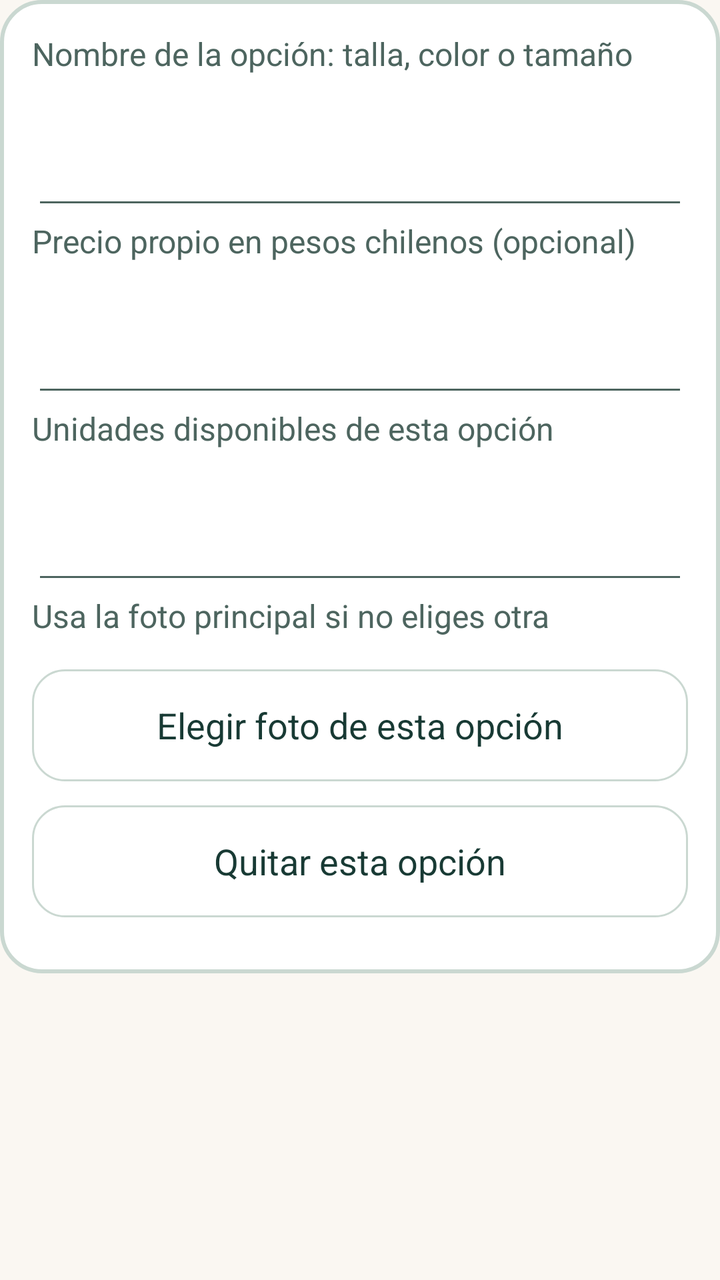
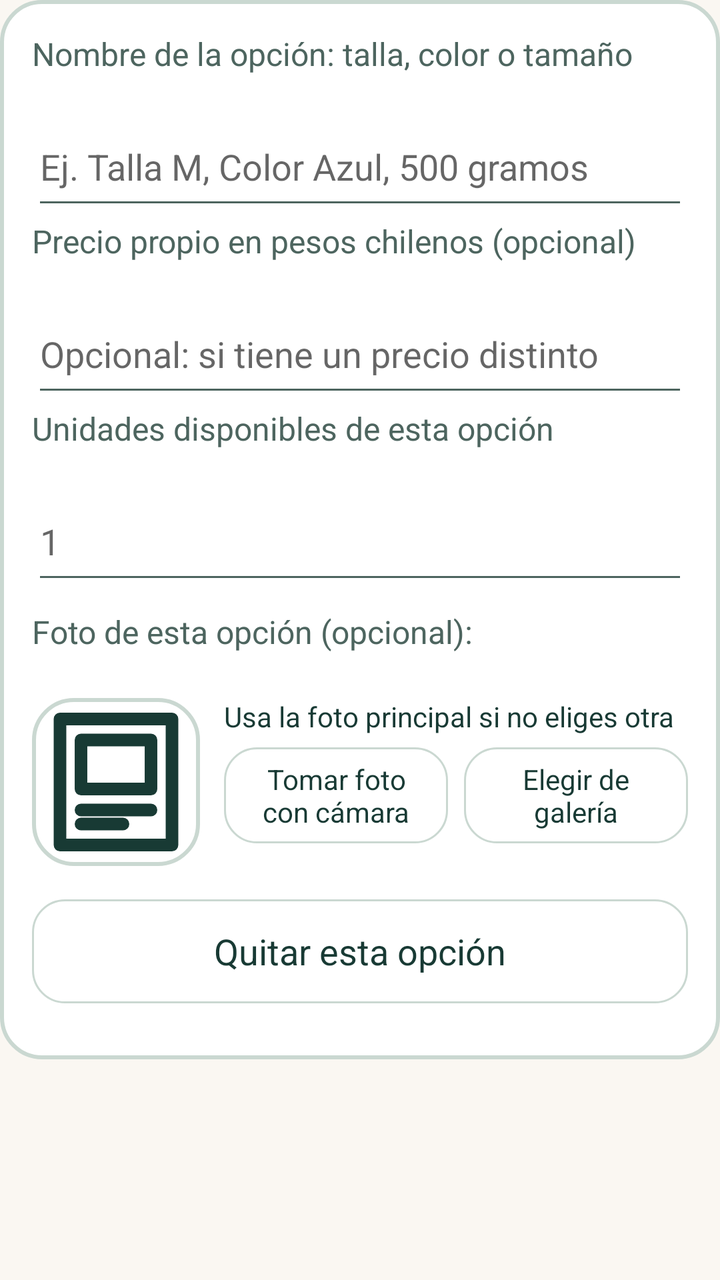

Two renders of the same Android screen: before a commit and after it. Below are the layout's source before the change and the commit's diff.
<!-- AndroidManifest.xml: application theme Theme.ConectaSur -->
<!-- res/layout/item_variant_editor.xml -->
<?xml version="1.0" encoding="utf-8"?>
<FrameLayout xmlns:android="http://schemas.android.com/apk/res/android" android:layout_width="match_parent" android:layout_height="wrap_content"><LinearLayout android:layout_width="match_parent" android:layout_height="wrap_content" android:orientation="vertical" android:background="@drawable/card_surface" android:padding="16dp" android:layout_marginBottom="12dp"><TextView style="@style/ConectaSur.Label" android:layout_width="match_parent" android:layout_height="wrap_content" android:text="@string/e5_item_variant_editor_1" android:labelFor="@id/pv_label" /><EditText android:id="@+id/pv_label" android:layout_width="match_parent" android:layout_height="wrap_content" android:minHeight="56dp" android:textSize="18sp" android:inputType="textCapSentences" android:maxLength="1000" android:saveEnabled="false" android:importantForAutofill="no" /><TextView style="@style/ConectaSur.Label" android:layout_width="match_parent" android:layout_height="wrap_content" android:text="@string/e5_item_variant_editor_2" android:labelFor="@id/pv_price" /><EditText android:id="@+id/pv_price" android:layout_width="match_parent" android:layout_height="wrap_content" android:minHeight="56dp" android:textSize="18sp" android:inputType="number" android:maxLength="1000" android:saveEnabled="false" android:importantForAutofill="no" /><TextView android:id="@+id/pv_quantity_label" style="@style/ConectaSur.Label" android:layout_width="match_parent" android:layout_height="wrap_content" android:text="@string/e5_item_variant_editor_3" android:labelFor="@id/pv_quantity" /><EditText android:id="@+id/pv_quantity" android:layout_width="match_parent" android:layout_height="wrap_content" android:minHeight="56dp" android:textSize="18sp" android:inputType="number" android:maxLength="1000" android:saveEnabled="false" android:importantForAutofill="no" /><TextView android:id="@+id/pv_photo_status" style="@style/ConectaSur.Label" android:layout_width="match_parent" android:layout_height="wrap_content" android:text="@string/e5_item_variant_editor_4" /><Button android:id="@+id/pv_photo" style="@style/ConectaSur.Button" android:layout_width="match_parent" android:layout_height="wrap_content" android:text="@string/e5_item_variant_editor_5" /><Button android:id="@+id/pv_remove" style="@style/ConectaSur.Button" android:layout_width="match_parent" android:layout_height="wrap_content" android:text="@string/e5_item_variant_editor_6" /></LinearLayout></FrameLayout>
<!-- resources referenced by this layout -->
<resources>
  <!-- drawable card_surface (drawable) -->
  <?xml version='1.0' encoding='utf-8'?>
  <shape xmlns:android="http://schemas.android.com/apk/res/android">
      <solid android:color="?attr/appSurface" />
      <stroke android:width="2dp" android:color="?attr/appBorder" />
      <corners android:radius="20dp" />
  </shape>
  <string name="e5_item_variant_editor_1">Nombre de la opción: talla, color o tamaño</string>
  <string name="e5_item_variant_editor_2">Precio propio en pesos chilenos (opcional)</string>
  <string name="e5_item_variant_editor_3">Unidades disponibles de esta opción</string>
  <string name="e5_item_variant_editor_4">Usa la foto principal si no eliges otra</string>
  <string name="e5_item_variant_editor_5">Elegir foto de esta opción</string>
  <string name="e5_item_variant_editor_6">Quitar esta opción</string>
  <style name="ConectaSur.Button" parent="android:Widget.Button">
          <item name="android:background">@drawable/button_outline</item>
          <item name="android:textColor">?attr/appInk</item>
          <item name="android:textSize">18sp</item>
          <item name="android:textAllCaps">false</item>
          <item name="android:minHeight">56dp</item>
          <item name="android:paddingStart">16dp</item>
          <item name="android:paddingEnd">16dp</item>
          <item name="android:paddingTop">12dp</item>
          <item name="android:paddingBottom">12dp</item>
          <item name="android:layout_marginBottom">12dp</item>
          <item name="android:drawablePadding">12dp</item>
          <item name="android:stateListAnimator">@null</item>
      </style>
  <style name="ConectaSur.Label" parent="ConectaSur.Body">
          <item name="android:textSize">16sp</item>
          <item name="android:textColor">?attr/appMuted</item>
      </style>
  <style name="Theme.ConectaSur" parent="android:style/Theme.Material.Light.NoActionBar">
          <item name="android:fontFamily">sans-serif</item>
          <item name="android:windowLightStatusBar">true</item>
          <item name="android:colorAccent">@color/conectasur_forest</item>
          <item name="android:windowBackground">@color/conectasur_cream</item>
          <item name="android:colorBackground">@color/conectasur_cream</item>
          <item name="android:textColorPrimary">@color/conectasur_ink</item>
          <item name="android:textColorSecondary">#4D655F</item>
          <item name="appInk">@color/conectasur_ink</item>
          <item name="appMuted">#4D655F</item>
          <item name="appSurface">#FFFFFF</item>
          <item name="appPrimary">@color/conectasur_forest</item>
          <item name="appBorder">#CAD8D1</item>
      </style>
  <style name="ConectaSur.Body" parent="android:Widget.TextView">
          <item name="android:textSize">18sp</item>
          <item name="android:textColor">?attr/appInk</item>
          <item name="android:layout_marginBottom">16dp</item>
      </style>
  <color name="conectasur_forest">#1A7B6E</color>
  <color name="conectasur_cream">#FAF7F2</color>
  <color name="conectasur_ink">#183A34</color>
  <!-- unchanged entries left out for length: 1 -->
</resources>

<!-- the commit's change to res/layout/item_variant_editor.xml (unified diff, before → after) -->
@@ -1,2 +1,156 @@
 <?xml version="1.0" encoding="utf-8"?>
-<FrameLayout xmlns:android="http://schemas.android.com/apk/res/android" android:layout_width="match_parent" android:layout_height="wrap_content"><LinearLayout android:layout_width="match_parent" android:layout_height="wrap_content" android:orientation="vertical" android:background="@drawable/card_surface" android:padding="16dp" android:layout_marginBottom="12dp"><TextView style="@style/ConectaSur.Label" android:layout_width="match_parent" android:layout_height="wrap_content" android:text="@string/e5_item_variant_editor_1" android:labelFor="@id/pv_label" /><EditText android:id="@+id/pv_label" android:layout_width="match_parent" android:layout_height="wrap_content" android:minHeight="56dp" android:textSize="18sp" android:inputType="textCapSentences" android:maxLength="1000" android:saveEnabled="false" android:importantForAutofill="no" /><TextView style="@style/ConectaSur.Label" android:layout_width="match_parent" android:layout_height="wrap_content" android:text="@string/e5_item_variant_editor_2" android:labelFor="@id/pv_price" /><EditText android:id="@+id/pv_price" android:layout_width="match_parent" android:layout_height="wrap_content" android:minHeight="56dp" android:textSize="18sp" android:inputType="number" android:maxLength="1000" android:saveEnabled="false" android:importantForAutofill="no" /><TextView android:id="@+id/pv_quantity_label" style="@style/ConectaSur.Label" android:layout_width="match_parent" android:layout_height="wrap_content" android:text="@string/e5_item_variant_editor_3" android:labelFor="@id/pv_quantity" /><EditText android:id="@+id/pv_quantity" android:layout_width="match_parent" android:layout_height="wrap_content" android:minHeight="56dp" android:textSize="18sp" android:inputType="number" android:maxLength="1000" android:saveEnabled="false" android:importantForAutofill="no" /><TextView android:id="@+id/pv_photo_status" style="@style/ConectaSur.Label" android:layout_width="match_parent" android:layout_height="wrap_content" android:text="@string/e5_item_variant_editor_4" /><Button android:id="@+id/pv_photo" style="@style/ConectaSur.Button" android:layout_width="match_parent" android:layout_height="wrap_content" android:text="@string/e5_item_variant_editor_5" /><Button android:id="@+id/pv_remove" style="@style/ConectaSur.Button" android:layout_width="match_parent" android:layout_height="wrap_content" android:text="@string/e5_item_variant_editor_6" /></LinearLayout></FrameLayout>
+<FrameLayout xmlns:android="http://schemas.android.com/apk/res/android"
+    android:layout_width="match_parent"
+    android:layout_height="wrap_content">
+
+    <LinearLayout
+        android:layout_width="match_parent"
+        android:layout_height="wrap_content"
+        android:layout_marginBottom="16dp"
+        android:background="@drawable/card_surface"
+        android:orientation="vertical"
+        android:padding="16dp">
+
+        <TextView
+            style="@style/ConectaSur.Label"
+            android:layout_width="match_parent"
+            android:layout_height="wrap_content"
+            android:labelFor="@id/pv_label"
+            android:text="@string/e5_item_variant_editor_1" />
+
+        <EditText
+            android:id="@+id/pv_label"
+            android:layout_width="match_parent"
+            android:layout_height="wrap_content"
+            android:hint="Ej. Talla M, Color Azul, 500 gramos"
+            android:importantForAutofill="no"
+            android:inputType="textCapSentences"
+            android:maxLength="1000"
+            android:minHeight="56dp"
+            android:saveEnabled="false"
+            android:textSize="18sp" />
+
+        <TextView
+            style="@style/ConectaSur.Label"
+            android:layout_width="match_parent"
+            android:layout_height="wrap_content"
+            android:labelFor="@id/pv_price"
+            android:text="@string/e5_item_variant_editor_2" />
+
+        <EditText
+            android:id="@+id/pv_price"
+            android:layout_width="match_parent"
+            android:layout_height="wrap_content"
+            android:hint="Opcional: si tiene un precio distinto"
+            android:importantForAutofill="no"
+            android:inputType="number"
+            android:maxLength="1000"
+            android:minHeight="56dp"
+            android:saveEnabled="false"
+            android:textSize="18sp" />
+
+        <TextView
+            android:id="@+id/pv_quantity_label"
+            style="@style/ConectaSur.Label"
+            android:layout_width="match_parent"
+            android:layout_height="wrap_content"
+            android:labelFor="@id/pv_quantity"
+            android:text="@string/e5_item_variant_editor_3" />
+
+        <EditText
+            android:id="@+id/pv_quantity"
+            android:layout_width="match_parent"
+            android:layout_height="wrap_content"
+            android:hint="1"
+            android:importantForAutofill="no"
+            android:inputType="number"
+            android:maxLength="1000"
+            android:minHeight="56dp"
+            android:saveEnabled="false"
+            android:textSize="18sp" />
+
+        
+        <TextView
+            style="@style/ConectaSur.Label"
+            android:layout_width="match_parent"
+            android:layout_height="wrap_content"
+            android:layout_marginTop="8dp"
+            android:text="Foto de esta opción (opcional):" />
+
+        <LinearLayout
+            android:layout_width="match_parent"
+            android:layout_height="wrap_content"
+            android:layout_marginTop="6dp"
+            android:layout_marginBottom="8dp"
+            android:gravity="center_vertical"
+            android:orientation="horizontal">
+
+            <ImageView
+                android:id="@+id/pv_photo_preview"
+                android:layout_width="84dp"
+                android:layout_height="84dp"
+                android:layout_marginEnd="12dp"
+                android:background="@drawable/card_surface"
+                android:contentDescription="Foto miniatura de la opción"
+                android:scaleType="centerCrop"
+                android:src="@drawable/ic_products" />
+
+            <LinearLayout
+                android:layout_width="0dp"
+                android:layout_height="wrap_content"
+                android:layout_weight="1"
+                android:orientation="vertical">
+
+                <TextView
+                    android:id="@+id/pv_photo_status"
+                    style="@style/ConectaSur.Body"
+                    android:layout_width="match_parent"
+                    android:layout_height="wrap_content"
+                    android:layout_marginBottom="6dp"
+                    android:text="@string/e5_item_variant_editor_4"
+                    android:textSize="14sp" />
+
+                <LinearLayout
+                    android:layout_width="match_parent"
+                    android:layout_height="wrap_content"
+                    android:orientation="horizontal">
+
+                    <Button
+                        android:id="@+id/pv_photo_camera"
+                        style="@style/ConectaSur.Button"
+                        android:layout_width="0dp"
+                        android:layout_height="wrap_content"
+                        android:layout_marginEnd="4dp"
+                        android:layout_weight="1"
+                        android:minHeight="48dp"
+                        android:paddingTop="6dp"
+                        android:paddingBottom="6dp"
+                        android:text="@string/e5_item_variant_editor_camera"
+                        android:textSize="14sp" />
+
+                    <Button
+                        android:id="@+id/pv_photo_gallery"
+                        style="@style/ConectaSur.Button"
+                        android:layout_width="0dp"
+                        android:layout_height="wrap_content"
+                        android:layout_marginStart="4dp"
+                        android:layout_weight="1"
+                        android:minHeight="48dp"
+                        android:paddingTop="6dp"
+                        android:paddingBottom="6dp"
+                        android:text="@string/e5_item_variant_editor_gallery"
+                        android:textSize="14sp" />
+                </LinearLayout>
+            </LinearLayout>
+        </LinearLayout>
+
+        <Button
+            android:id="@+id/pv_remove"
+            style="@style/ConectaSur.Button"
+            android:layout_width="match_parent"
+            android:layout_height="wrap_content"
+            android:layout_marginTop="8dp"
+            android:minHeight="52dp"
+            android:text="@string/e5_item_variant_editor_6" />
+    </LinearLayout>
+</FrameLayout>
<!-- resource entries referenced after the edit -->
@@ -7,12 +7,18 @@
       <stroke android:width="2dp" android:color="?attr/appBorder" />
       <corners android:radius="20dp" />
   </shape>
+  <!-- drawable ic_products (drawable) -->
+  <?xml version='1.0' encoding='utf-8'?>
+  <vector xmlns:android="http://schemas.android.com/apk/res/android" android:width="24dp" android:height="24dp" android:viewportWidth="24" android:viewportHeight="24">
+      <path android:pathData="M4,3h16v18H4Z M7,6h10v7H7Z M7,16h10 M7,18h6" android:fillColor="#00000000" android:strokeColor="?attr/appInk" android:strokeWidth="1.8" android:strokeLineJoin="round" android:strokeLineCap="round" />
+  </vector>
   <string name="e5_item_variant_editor_1">Nombre de la opción: talla, color o tamaño</string>
   <string name="e5_item_variant_editor_2">Precio propio en pesos chilenos (opcional)</string>
   <string name="e5_item_variant_editor_3">Unidades disponibles de esta opción</string>
   <string name="e5_item_variant_editor_4">Usa la foto principal si no eliges otra</string>
-  <string name="e5_item_variant_editor_5">Elegir foto de esta opción</string>
   <string name="e5_item_variant_editor_6">Quitar esta opción</string>
+  <string name="e5_item_variant_editor_camera">Tomar foto con cámara</string>
+  <string name="e5_item_variant_editor_gallery">Elegir de galería</string>
   <style name="ConectaSur.Button" parent="android:Widget.Button">
           <item name="android:background">@drawable/button_outline</item>
           <item name="android:textColor">?attr/appInk</item>
